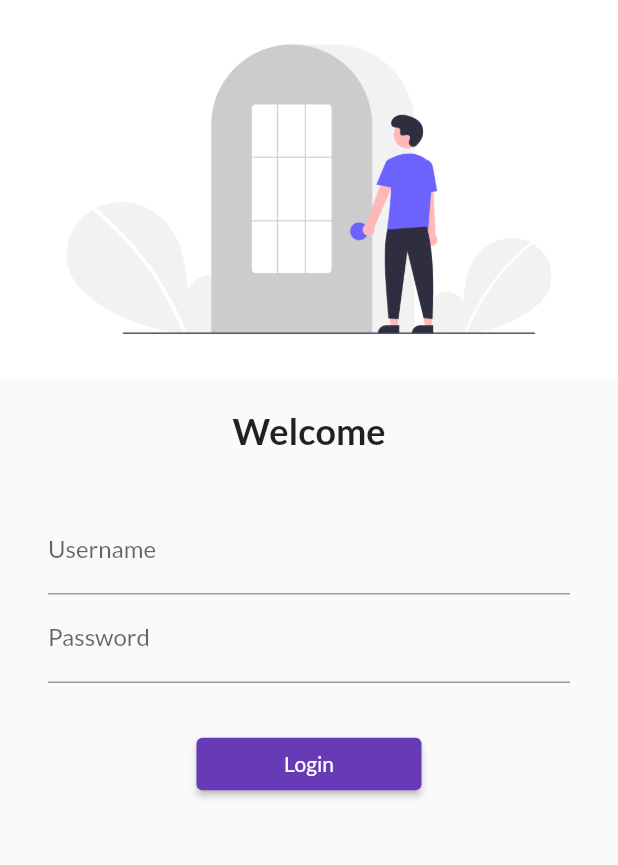
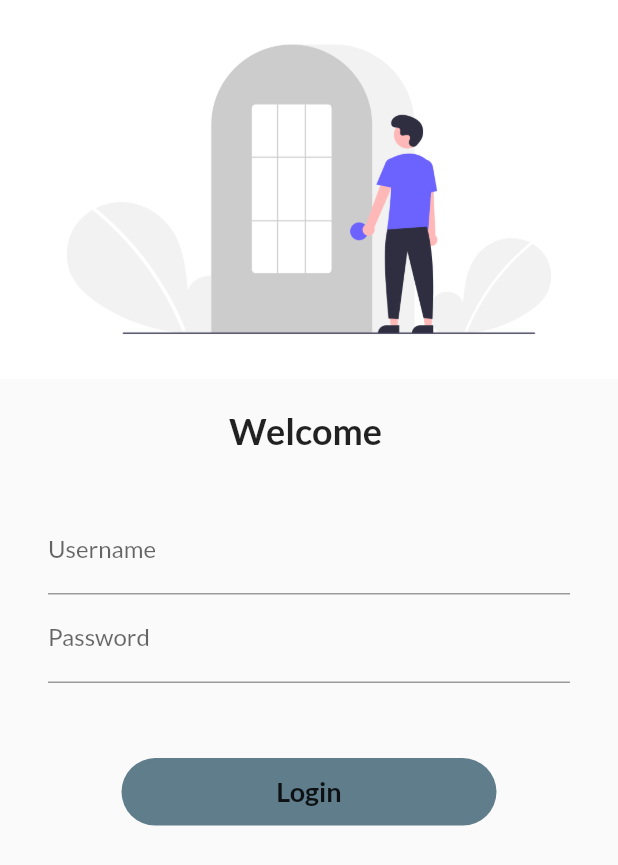
Before and after one commit to hasanuzzaman-dev/flutter-application_1, a Flutter app: the screen it shows after launch, on a phone screen of 412 x 824 dp. Shown: the top 865 px of the screen. Run offline on Flutter 3.47's test engine with Material 2 defaults, Android fonts, the phone set to English and light mode, and no system bars; our stand-ins replace google_fonts.

```diff
--- a/lib/pages/login_page.dart
+++ b/lib/pages/login_page.dart
@@ -2,25 +2,28 @@ import 'package:flutter/material.dart';
 import 'package:flutter/material.dart';
 import 'package:flutter_application_1/utils/routes.dart';
 
-class LoginPage extends StatelessWidget {
+class LoginPage extends StatefulWidget {
+  @override
+  _LoginPageState createState() => _LoginPageState();
+}
+
+class _LoginPageState extends State<LoginPage> {
+  var name = "";
   @override
   Widget build(BuildContext context) {
     return Material(
         //color: Colors.blueAccent,
         child: SingleChildScrollView(
-              child: Column(
-          children: [
+      child: Column(children: [
         Image.asset(
           "assets/images/login.png",
           fit: BoxFit.cover,
         ),
-
         SizedBox(
           height: 20.0,
         ),
-
         Text(
-                "Welcome",
+          "Welcome $name",
           style: TextStyle(
             fontSize: 24,
             fontWeight: FontWeight.bold,
@@ -30,7 +33,7 @@ class LoginPage extends StatelessWidget {
           height: 20,
         ),
         Padding(
-                padding: const EdgeInsets.symmetric(vertical: 16.0 ,horizontal: 32),
+          padding: const EdgeInsets.symmetric(vertical: 16.0, horizontal: 32),
           child: Column(
             children: [
               TextFormField(
@@ -39,35 +42,50 @@ class LoginPage extends StatelessWidget {
                   hintText: "Enter Username",
                   labelText: "Username",
                 ),
+                onChanged: (value) {
+                  name = value;
+                  setState(() {});
+                },
               ),
               TextFormField(
                 obscureText: true,
                 decoration: InputDecoration(
                   hintText: "Enter Password",
                   labelText: "Password",
-
                 ),
               ),
               SizedBox(
-                      height: 30,
+                height: 50,
               ),
-                    ElevatedButton(
-                      onPressed: (){
-                        Navigator.pushNamed(context, MyRoutes.homeRoute);
+              InkWell(
+                onTap: () => Navigator.pushNamed(context, MyRoutes.homeRoute),
+                child: Container(
+                  width: 250,
+                  height: 45,
+                  alignment: Alignment.center,
+                  child: Text(
+                    "Login",
+                    style: TextStyle(fontWeight: FontWeight.bold, fontSize: 18),
+                  ),
+                  decoration: BoxDecoration(
+                      color: Colors.blueGrey,
+                      borderRadius: BorderRadius.circular(25)),
+                ),
+              )
+              // ElevatedButton(
+              //   onPressed: (){
+              //     Navigator.pushNamed(context, MyRoutes.homeRoute);
 
-                      },
-                     child: Text("Login"),
-                     style: TextButton.styleFrom(
-                       minimumSize: Size(150, 35)
-                     ),
-                     ),
+              //   },
+              //  child: Text("Login"),
+              //  style: TextButton.styleFrom(
+              //    minimumSize: Size(150, 35)
+              //  ),
+              //  ),
             ],
           ),
         )
-
-          ]
-          ),
-      )
-    );
+      ]),
+    ));
   }
 }
```
Lines whose indentation alone changed are shown as unchanged.
